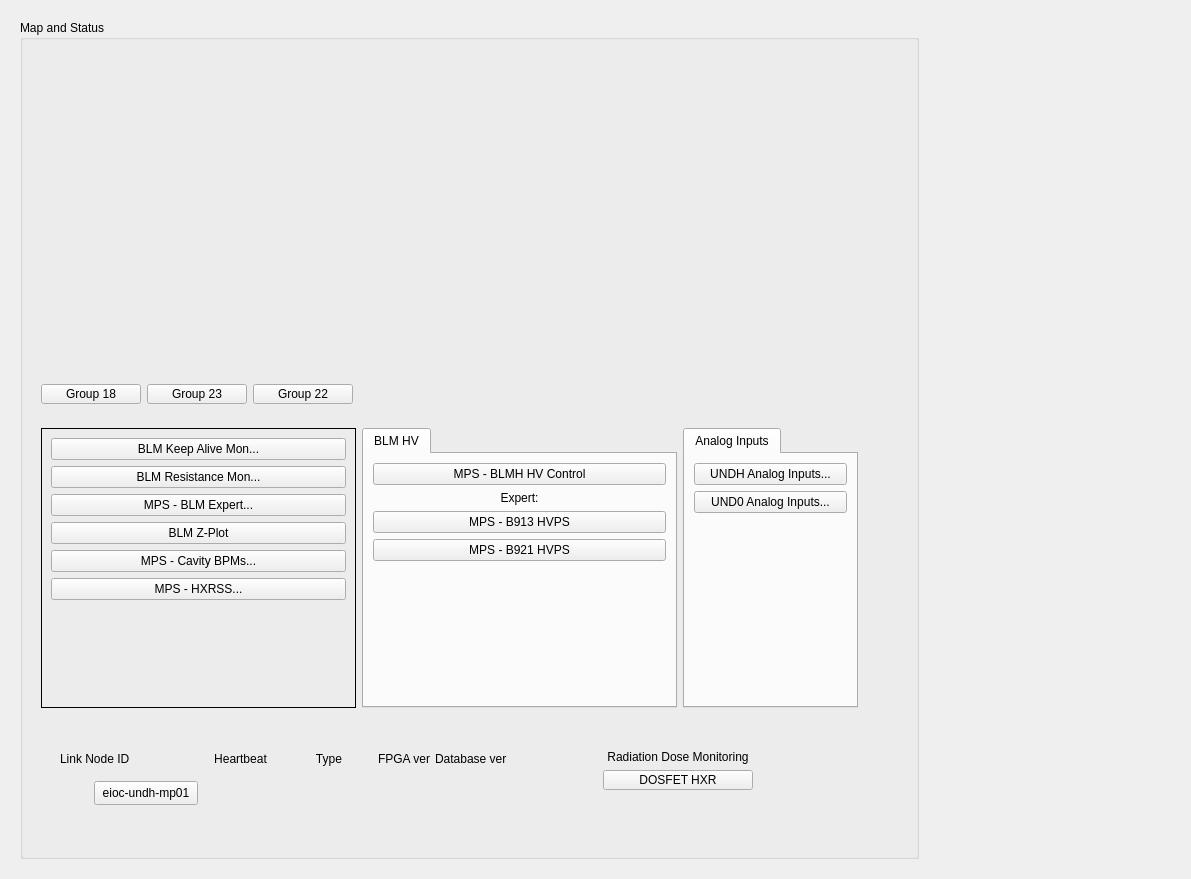
ad-build-test/pydm-mps, file undh_main.ui: the form before one commit.
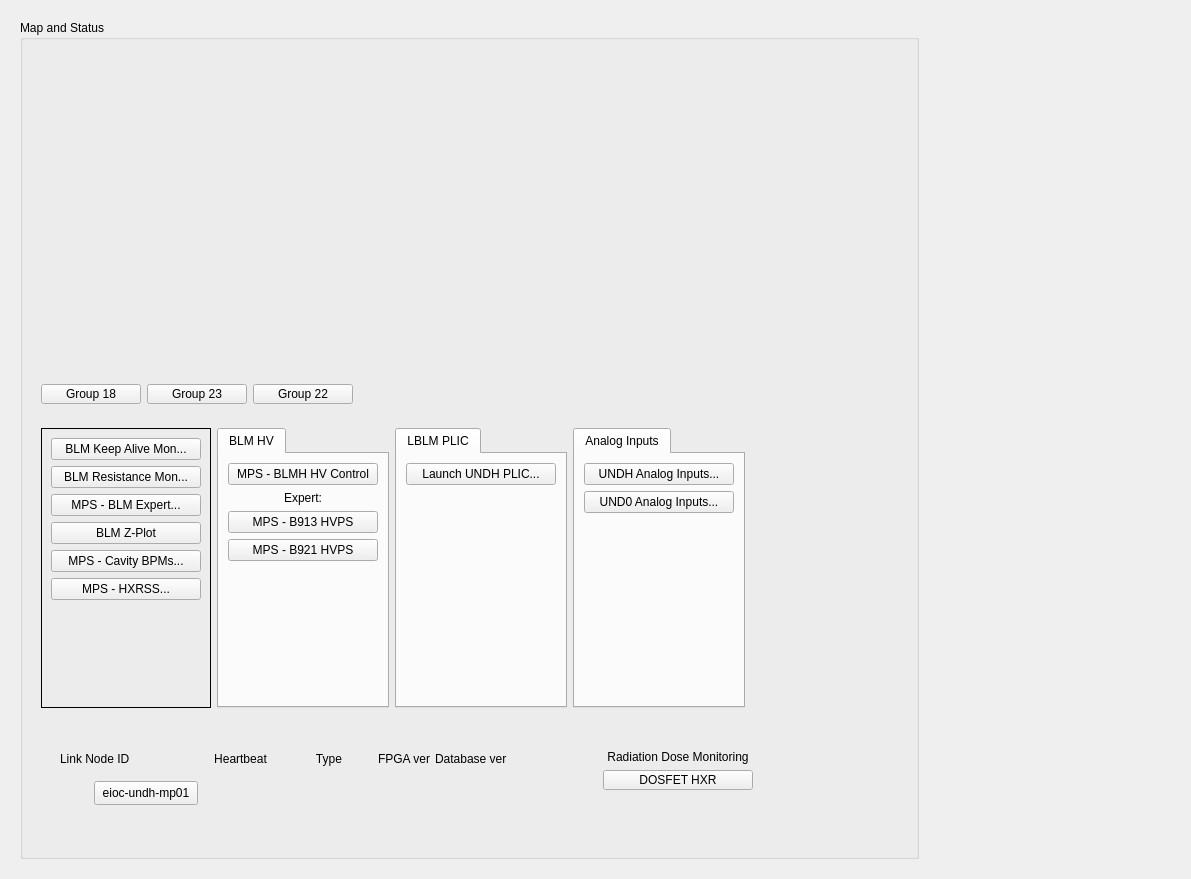
The form after the commit. Custom widgets are drawn as their Qt base class.

Commit message: Changed analog inputs to use new python file. also added button that launches lblm_global at a specified area.

```diff
--- a/undh_main.ui
+++ b/undh_main.ui
@@ -96,179 +96,7 @@
            <property name="frameShadow">
             <enum>QFrame::Raised</enum>
            </property>
-           <layout class="QGridLayout" name="gridLayout_10" columnstretch="1,1,3,0">
-            <item row="0" column="0">
-             <widget class="QFrame" name="frame_6">
-              <property name="frameShape">
-               <enum>QFrame::Box</enum>
-              </property>
-              <property name="frameShadow">
-               <enum>QFrame::Plain</enum>
-              </property>
-              <layout class="QGridLayout" name="gridLayout_8">
-               <item row="1" column="0">
-                <widget class="PyDMRelatedDisplayButton" name="PyDMRelatedDisplayButton_2">
-                 <property name="minimumSize">
-                  <size>
-                   <width>150</width>
-                   <height>20</height>
-                  </size>
-                 </property>
-                 <property name="toolTip">
-                  <string/>
-                 </property>
-                 <property name="text">
-                  <string>BLM Resistance Mon...</string>
-                 </property>
-                 <property name="filenames" stdset="0">
-                  <stringlist>
-                   <string>$PYDM/mps/mps_undh_rmon.ui</string>
-                  </stringlist>
-                 </property>
-                 <property name="showIcon" stdset="0">
-                  <bool>false</bool>
-                 </property>
-                 <property name="openInNewWindow" stdset="0">
-                  <bool>true</bool>
-                 </property>
-                </widget>
-               </item>
-               <item row="3" column="0">
-                <widget class="PyDMShellCommand" name="PyDMShellCommand">
-                 <property name="minimumSize">
-                  <size>
-                   <width>150</width>
-                   <height>20</height>
-                  </size>
-                 </property>
-                 <property name="toolTip">
-                  <string/>
-                 </property>
-                 <property name="text">
-                  <string>BLM Z-Plot</string>
-                 </property>
-                 <property name="showIcon" stdset="0">
-                  <bool>false</bool>
-                 </property>
-                 <property name="commands" stdset="0">
-                  <stringlist>
-                   <string>python2 /usr/local/lcls/tools/python/BLM_CUD/blm_display.py --mode=hxr</string>
-                  </stringlist>
-                 </property>
-                </widget>
-               </item>
-               <item row="5" column="0">
-                <widget class="PyDMEDMDisplayButton" name="PyDMEDMDisplayButton_6">
-                 <property name="minimumSize">
-                  <size>
-                   <width>150</width>
-                   <height>20</height>
-                  </size>
-                 </property>
-                 <property name="toolTip">
-                  <string/>
-                 </property>
-                 <property name="text">
-                  <string>MPS - HXRSS...</string>
-                 </property>
-                 <property name="filenames" stdset="0">
-                  <stringlist>
-                   <string>mps_hxrss</string>
-                  </stringlist>
-                 </property>
-                </widget>
-               </item>
-               <item row="0" column="0">
-                <widget class="PyDMRelatedDisplayButton" name="PyDMRelatedDisplayButton">
-                 <property name="minimumSize">
-                  <size>
-                   <width>150</width>
-                   <height>20</height>
-                  </size>
-                 </property>
-                 <property name="toolTip">
-                  <string/>
-                 </property>
-                 <property name="text">
-                  <string>BLM Keep Alive Mon...</string>
-                 </property>
-                 <property name="filenames" stdset="0">
-                  <stringlist>
-                   <string>$PYDM/mps/mps_undh_cblm_alive.ui</string>
-                  </stringlist>
-                 </property>
-                 <property name="showIcon" stdset="0">
-                  <bool>false</bool>
-                 </property>
-                 <property name="openInNewWindow" stdset="0">
-                  <bool>true</bool>
-                 </property>
-                </widget>
-               </item>
-               <item row="4" column="0">
-                <widget class="PyDMEDMDisplayButton" name="PyDMEDMDisplayButton_2">
-                 <property name="minimumSize">
-                  <size>
-                   <width>150</width>
-                   <height>20</height>
-                  </size>
-                 </property>
-                 <property name="toolTip">
-                  <string/>
-                 </property>
-                 <property name="text">
-                  <string>MPS - Cavity BPMs...</string>
-                 </property>
-                 <property name="filenames" stdset="0">
-                  <stringlist>
-                   <string>bpm_undh_mps_main</string>
-                  </stringlist>
-                 </property>
-                 <property name="showIcon" stdset="0">
-                  <bool>true</bool>
-                 </property>
-                </widget>
-               </item>
-               <item row="2" column="0">
-                <widget class="PyDMEDMDisplayButton" name="PyDMEDMDisplayButton">
-                 <property name="minimumSize">
-                  <size>
-                   <width>150</width>
-                   <height>20</height>
-                  </size>
-                 </property>
-                 <property name="toolTip">
-                  <string/>
-                 </property>
-                 <property name="text">
-                  <string>MPS - BLM Expert...</string>
-                 </property>
-                 <property name="filenames" stdset="0">
-                  <stringlist>
-                   <string>mps_blm_expert_1</string>
-                  </stringlist>
-                 </property>
-                 <property name="showIcon" stdset="0">
-                  <bool>true</bool>
-                 </property>
-                </widget>
-               </item>
-               <item row="6" column="0">
-                <spacer name="verticalSpacer_5">
-                 <property name="orientation">
-                  <enum>Qt::Vertical</enum>
-                 </property>
-                 <property name="sizeHint" stdset="0">
-                  <size>
-                   <width>20</width>
-                   <height>40</height>
-                  </size>
-                 </property>
-                </spacer>
-               </item>
-              </layout>
-             </widget>
-            </item>
+           <layout class="QGridLayout" name="gridLayout_10" columnstretch="1,1,1,1,3">
             <item row="0" column="1">
              <widget class="QTabWidget" name="tabWidget">
               <property name="currentIndex">
@@ -389,19 +217,6 @@
              </widget>
             </item>
             <item row="0" column="3">
-             <spacer name="horizontalSpacer_3">
-              <property name="orientation">
-               <enum>Qt::Horizontal</enum>
-              </property>
-              <property name="sizeHint" stdset="0">
-               <size>
-                <width>40</width>
-                <height>20</height>
-               </size>
-              </property>
-             </spacer>
-            </item>
-            <item row="0" column="2">
              <widget class="QTabWidget" name="tabWidget_8">
               <property name="maximumSize">
                <size>
@@ -504,6 +319,250 @@
               </widget>
              </widget>
             </item>
+            <item row="0" column="4">
+             <spacer name="horizontalSpacer_3">
+              <property name="orientation">
+               <enum>Qt::Horizontal</enum>
+              </property>
+              <property name="sizeHint" stdset="0">
+               <size>
+                <width>40</width>
+                <height>20</height>
+               </size>
+              </property>
+             </spacer>
+            </item>
+            <item row="0" column="0">
+             <widget class="QFrame" name="frame_6">
+              <property name="frameShape">
+               <enum>QFrame::Box</enum>
+              </property>
+              <property name="frameShadow">
+               <enum>QFrame::Plain</enum>
+              </property>
+              <layout class="QGridLayout" name="gridLayout_8">
+               <item row="1" column="0">
+                <widget class="PyDMRelatedDisplayButton" name="PyDMRelatedDisplayButton_2">
+                 <property name="minimumSize">
+                  <size>
+                   <width>150</width>
+                   <height>20</height>
+                  </size>
+                 </property>
+                 <property name="toolTip">
+                  <string/>
+                 </property>
+                 <property name="text">
+                  <string>BLM Resistance Mon...</string>
+                 </property>
+                 <property name="filenames" stdset="0">
+                  <stringlist>
+                   <string>$PYDM/mps/mps_undh_rmon.ui</string>
+                  </stringlist>
+                 </property>
+                 <property name="showIcon" stdset="0">
+                  <bool>false</bool>
+                 </property>
+                 <property name="openInNewWindow" stdset="0">
+                  <bool>true</bool>
+                 </property>
+                </widget>
+               </item>
+               <item row="3" column="0">
+                <widget class="PyDMShellCommand" name="PyDMShellCommand">
+                 <property name="minimumSize">
+                  <size>
+                   <width>150</width>
+                   <height>20</height>
+                  </size>
+                 </property>
+                 <property name="toolTip">
+                  <string/>
+                 </property>
+                 <property name="text">
+                  <string>BLM Z-Plot</string>
+                 </property>
+                 <property name="showIcon" stdset="0">
+                  <bool>false</bool>
+                 </property>
+                 <property name="commands" stdset="0">
+                  <stringlist>
+                   <string>python2 /usr/local/lcls/tools/python/BLM_CUD/blm_display.py --mode=hxr</string>
+                  </stringlist>
+                 </property>
+                </widget>
+               </item>
+               <item row="5" column="0">
+                <widget class="PyDMEDMDisplayButton" name="PyDMEDMDisplayButton_6">
+                 <property name="minimumSize">
+                  <size>
+                   <width>150</width>
+                   <height>20</height>
+                  </size>
+                 </property>
+                 <property name="toolTip">
+                  <string/>
+                 </property>
+                 <property name="text">
+                  <string>MPS - HXRSS...</string>
+                 </property>
+                 <property name="filenames" stdset="0">
+                  <stringlist>
+                   <string>mps_hxrss</string>
+                  </stringlist>
+                 </property>
+                </widget>
+               </item>
+               <item row="0" column="0">
+                <widget class="PyDMRelatedDisplayButton" name="PyDMRelatedDisplayButton">
+                 <property name="minimumSize">
+                  <size>
+                   <width>150</width>
+                   <height>20</height>
+                  </size>
+                 </property>
+                 <property name="toolTip">
+                  <string/>
+                 </property>
+                 <property name="text">
+                  <string>BLM Keep Alive Mon...</string>
+                 </property>
+                 <property name="filenames" stdset="0">
+                  <stringlist>
+                   <string>$PYDM/mps/mps_undh_cblm_alive.ui</string>
+                  </stringlist>
+                 </property>
+                 <property name="showIcon" stdset="0">
+                  <bool>false</bool>
+                 </property>
+                 <property name="openInNewWindow" stdset="0">
+                  <bool>true</bool>
+                 </property>
+                </widget>
+               </item>
+               <item row="4" column="0">
+                <widget class="PyDMEDMDisplayButton" name="PyDMEDMDisplayButton_2">
+                 <property name="minimumSize">
+                  <size>
+                   <width>150</width>
+                   <height>20</height>
+                  </size>
+                 </property>
+                 <property name="toolTip">
+                  <string/>
+                 </property>
+                 <property name="text">
+                  <string>MPS - Cavity BPMs...</string>
+                 </property>
+                 <property name="filenames" stdset="0">
+                  <stringlist>
+                   <string>bpm_undh_mps_main</string>
+                  </stringlist>
+                 </property>
+                 <property name="showIcon" stdset="0">
+                  <bool>true</bool>
+                 </property>
+                </widget>
+               </item>
+               <item row="2" column="0">
+                <widget class="PyDMEDMDisplayButton" name="PyDMEDMDisplayButton">
+                 <property name="minimumSize">
+                  <size>
+                   <width>150</width>
+                   <height>20</height>
+                  </size>
+                 </property>
+                 <property name="toolTip">
+                  <string/>
+                 </property>
+                 <property name="text">
+                  <string>MPS - BLM Expert...</string>
+                 </property>
+                 <property name="filenames" stdset="0">
+                  <stringlist>
+                   <string>mps_blm_expert_1</string>
+                  </stringlist>
+                 </property>
+                 <property name="showIcon" stdset="0">
+                  <bool>true</bool>
+                 </property>
+                </widget>
+               </item>
+               <item row="6" column="0">
+                <spacer name="verticalSpacer_5">
+                 <property name="orientation">
+                  <enum>Qt::Vertical</enum>
+                 </property>
+                 <property name="sizeHint" stdset="0">
+                  <size>
+                   <width>20</width>
+                   <height>40</height>
+                  </size>
+                 </property>
+                </spacer>
+               </item>
+              </layout>
+             </widget>
+            </item>
+            <item row="0" column="2">
+             <widget class="QTabWidget" name="tabWidget_3">
+              <property name="currentIndex">
+               <number>0</number>
+              </property>
+              <widget class="QWidget" name="tab_2">
+               <attribute name="title">
+                <string>LBLM PLIC</string>
+               </attribute>
+               <layout class="QGridLayout" name="gridLayout_14">
+                <item row="0" column="0">
+                 <widget class="PyDMRelatedDisplayButton" name="PyDMRelatedDisplayButton_6">
+                  <property name="minimumSize">
+                   <size>
+                    <width>150</width>
+                    <height>20</height>
+                   </size>
+                  </property>
+                  <property name="toolTip">
+                   <string/>
+                  </property>
+                  <property name="text">
+                   <string>Launch UNDH PLIC...</string>
+                  </property>
+                  <property name="filenames" stdset="0">
+                   <stringlist>
+                    <string>$PYDM/misc/lblm_global.py</string>
+                   </stringlist>
+                  </property>
+                  <property name="showIcon" stdset="0">
+                   <bool>false</bool>
+                  </property>
+                  <property name="macros" stdset="0">
+                   <stringlist>
+                    <string>{&quot;DEVICE&quot;:&quot;LBLM:UNDH:4050:A&quot;}</string>
+                   </stringlist>
+                  </property>
+                  <property name="openInNewWindow" stdset="0">
+                   <bool>true</bool>
+                  </property>
+                 </widget>
+                </item>
+                <item row="1" column="0">
+                 <spacer name="verticalSpacer_6">
+                  <property name="orientation">
+                   <enum>Qt::Vertical</enum>
+                  </property>
+                  <property name="sizeHint" stdset="0">
+                   <size>
+                    <width>20</width>
+                    <height>40</height>
+                   </size>
+                  </property>
+                 </spacer>
+                </item>
+               </layout>
+              </widget>
+             </widget>
+            </item>
            </layout>
           </widget>
          </item>
```
Left out of the diff: 4 changed lines with no effect on the pictures. The commit also changes 15 other files.
